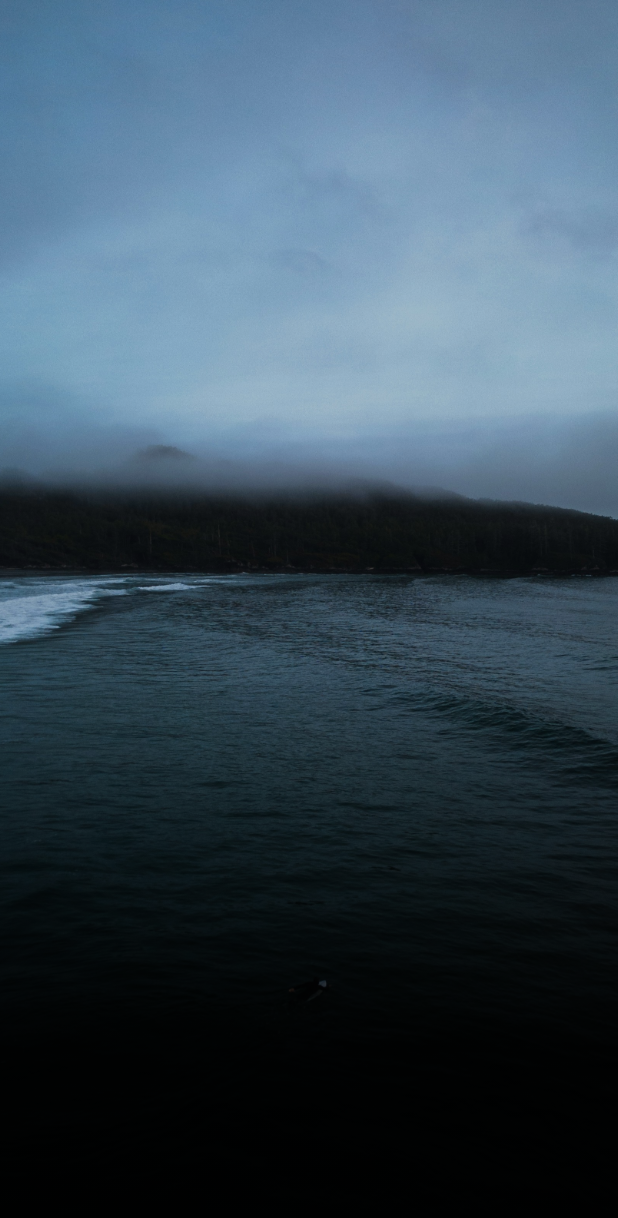
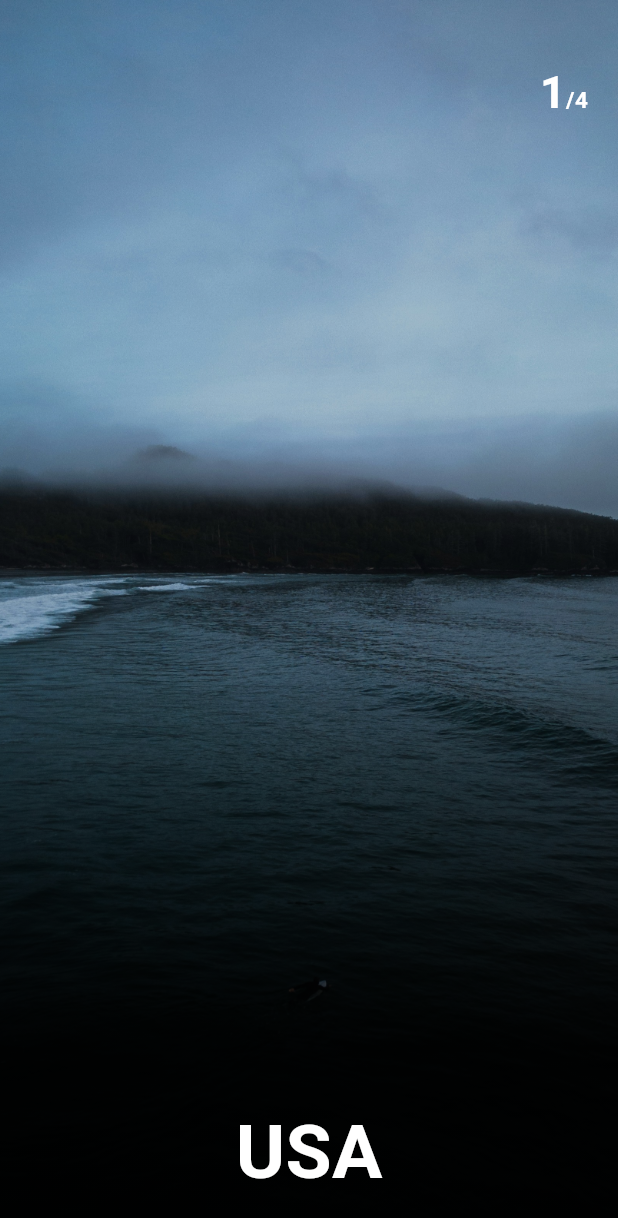
Before and after one commit to sydney1232/travel_ui, a Flutter app: the screen it shows after launch, on a phone screen of 412 x 824 dp. Shown: the top 1218 px of the screen. Run offline on Flutter 3.47's test engine with Material 3 defaults, Android fonts, the phone set to English and light mode, and no system bars.

Commit message:
Added Text

```diff
--- a/lib/main.dart
+++ b/lib/main.dart
@@ -49,6 +49,32 @@ class _HomePageState extends State<HomePage> {
             ]
           )
         ),
+        child: Padding(
+          padding: EdgeInsets.all(20),
+          child: Column(
+            children: <Widget>[
+              SizedBox(height: 20,),
+              Row(
+                mainAxisAlignment: MainAxisAlignment.end,
+                crossAxisAlignment: CrossAxisAlignment.baseline,
+                textBaseline: TextBaseline.alphabetic,
+                children: [
+                  Text("1", style: TextStyle(color: Colors.white, fontSize: 30, fontWeight: FontWeight.bold)),
+                  Text("/4", style: TextStyle(color: Colors.white, fontSize: 15, fontWeight: FontWeight.bold)),
+                ],
+
+              ),
+              Expanded(child: Column(
+                mainAxisAlignment: MainAxisAlignment.end,
+                crossAxisAlignment: CrossAxisAlignment.start,
+                children: [
+                  Text("USA", style: TextStyle(color: Colors.white, fontSize: 50, fontWeight: FontWeight.bold)),
+                ],
+              ))
+            ],
+
+          ),
+        ),
       ),
     );
   }
```
